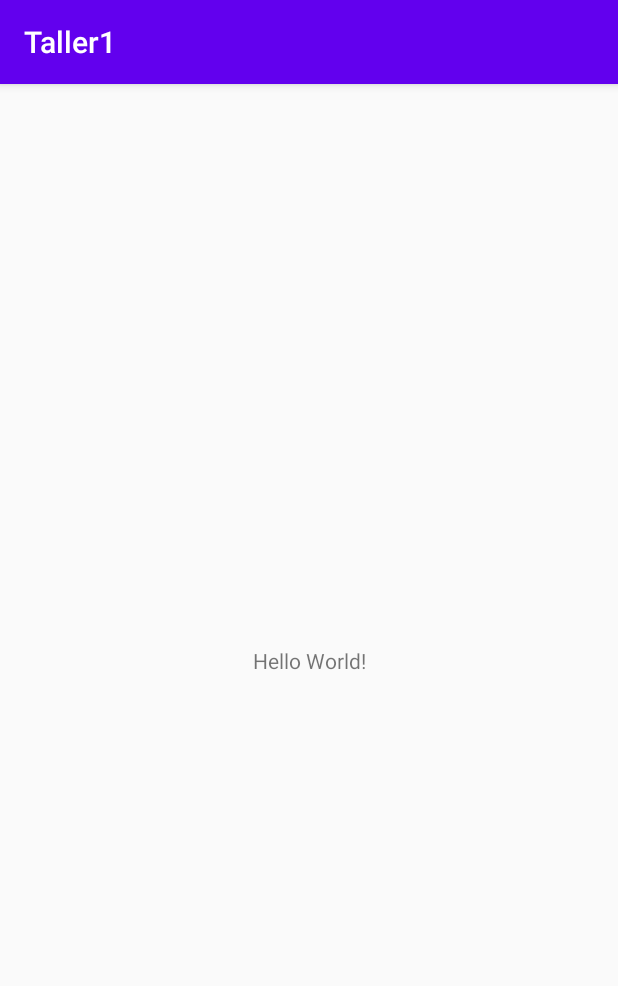
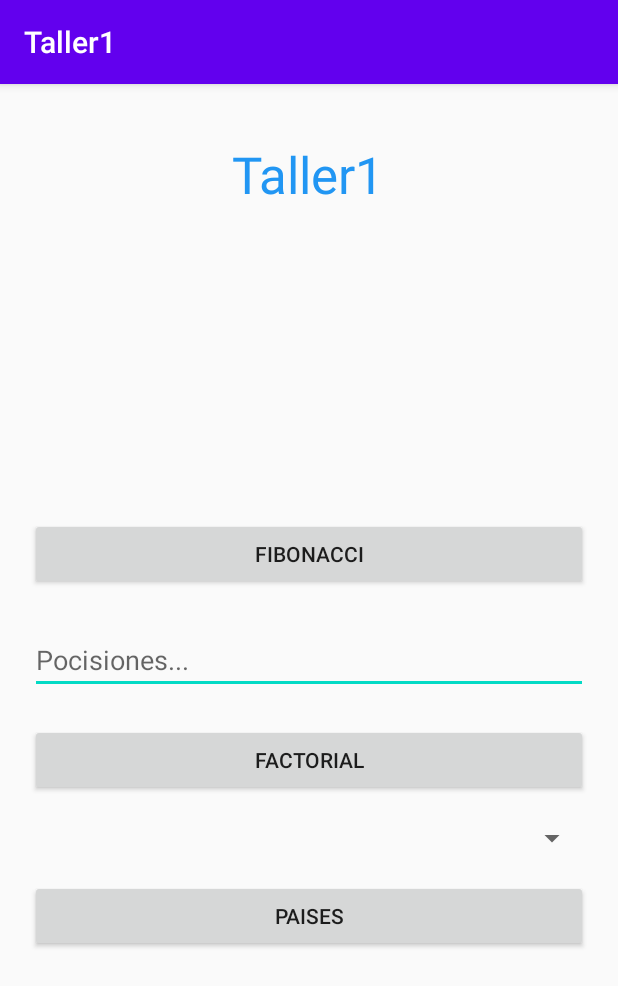
Before and after one commit to DavidHerreraC18/Taller1-Compumovil, an Android app: the screen it shows after launch (MainActivity), on a phone screen of 412 x 824 dp. Shown: the top 986 px of the screen. Run offline under Robolectric (Android 15) with nearby library versions, the light colour scheme and no system bars.

Commit message:
Primera Version Pagina Principal

```diff
--- a/app/src/main/res/layout/activity_main.xml
+++ b/app/src/main/res/layout/activity_main.xml
@@ -4,15 +4,76 @@
     xmlns:tools="http://schemas.android.com/tools"
     android:layout_width="match_parent"
     android:layout_height="match_parent"
+    android:paddingLeft="20dp"
+    android:paddingRight="20dp"
     tools:context=".MainActivity">
 
     <TextView
+        android:id="@+id/tituloPrincipal"
         android:layout_width="wrap_content"
         android:layout_height="wrap_content"
-        android:text="Hello World!"
+        android:layout_marginTop="32dp"
+        android:text="@string/app_name"
+        android:textAppearance="@style/TextAppearance.AppCompat.Display1"
+        android:textColor="#2196F3"
+        app:layout_constraintBottom_toTopOf="@+id/campoFibonacci"
+        app:layout_constraintEnd_toEndOf="parent"
+        app:layout_constraintHorizontal_bias="0.498"
+        app:layout_constraintStart_toStartOf="parent"
+        app:layout_constraintTop_toTopOf="parent"
+        app:layout_constraintVertical_bias="0.018" />
+
+    <EditText
+        android:id="@+id/campoFibonacci"
+        android:layout_width="0dp"
+        android:layout_height="wrap_content"
+        android:ems="10"
+        android:hint="Pocisiones..."
+        android:inputType="number"
         app:layout_constraintBottom_toBottomOf="parent"
-        app:layout_constraintLeft_toLeftOf="parent"
-        app:layout_constraintRight_toRightOf="parent"
+        app:layout_constraintEnd_toEndOf="parent"
+        app:layout_constraintStart_toStartOf="parent"
         app:layout_constraintTop_toTopOf="parent" />
 
+    <Button
+        android:id="@+id/botonFibonacci"
+        android:layout_width="0dp"
+        android:layout_height="wrap_content"
+        android:text="@string/fibonacci"
+        app:layout_constraintBottom_toTopOf="@+id/campoFibonacci"
+        app:layout_constraintEnd_toEndOf="parent"
+        app:layout_constraintHorizontal_bias="0.4"
+        app:layout_constraintStart_toStartOf="parent"
+        app:layout_constraintTop_toBottomOf="@+id/tituloPrincipal"
+        app:layout_constraintVertical_bias="0.896" />
+
+    <Button
+        android:id="@+id/botonFactorial"
+        android:layout_width="0dp"
+        android:layout_height="wrap_content"
+        android:layout_marginTop="20dp"
+        android:text="@string/factorial"
+        app:layout_constraintEnd_toEndOf="parent"
+        app:layout_constraintStart_toStartOf="parent"
+        app:layout_constraintTop_toBottomOf="@+id/campoFibonacci" />
+
+    <Spinner
+        android:id="@+id/spinnerFactorial"
+        android:layout_width="0dp"
+        android:layout_height="wrap_content"
+        android:layout_marginTop="16dp"
+        app:layout_constraintEnd_toEndOf="parent"
+        app:layout_constraintHorizontal_bias="0.4"
+        app:layout_constraintStart_toStartOf="parent"
+        app:layout_constraintTop_toBottomOf="@+id/botonFactorial" />
+
+    <Button
+        android:id="@+id/botonPaises"
+        android:layout_width="0dp"
+        android:layout_height="wrap_content"
+        android:layout_marginTop="16dp"
+        android:text="@string/paises"
+        app:layout_constraintEnd_toEndOf="parent"
+        app:layout_constraintStart_toStartOf="parent"
+        app:layout_constraintTop_toBottomOf="@+id/spinnerFactorial" />
 </androidx.constraintlayout.widget.ConstraintLayout>
--- a/app/src/main/res/values/strings.xml
+++ b/app/src/main/res/values/strings.xml
@@ -1,3 +1,6 @@
 <resources>
     <string name="app_name">Taller1</string>
+    <string name="fibonacci">Fibonacci</string>
+    <string name="factorial">Factorial</string>
+    <string name="paises">Paises</string>
 </resources>
```
